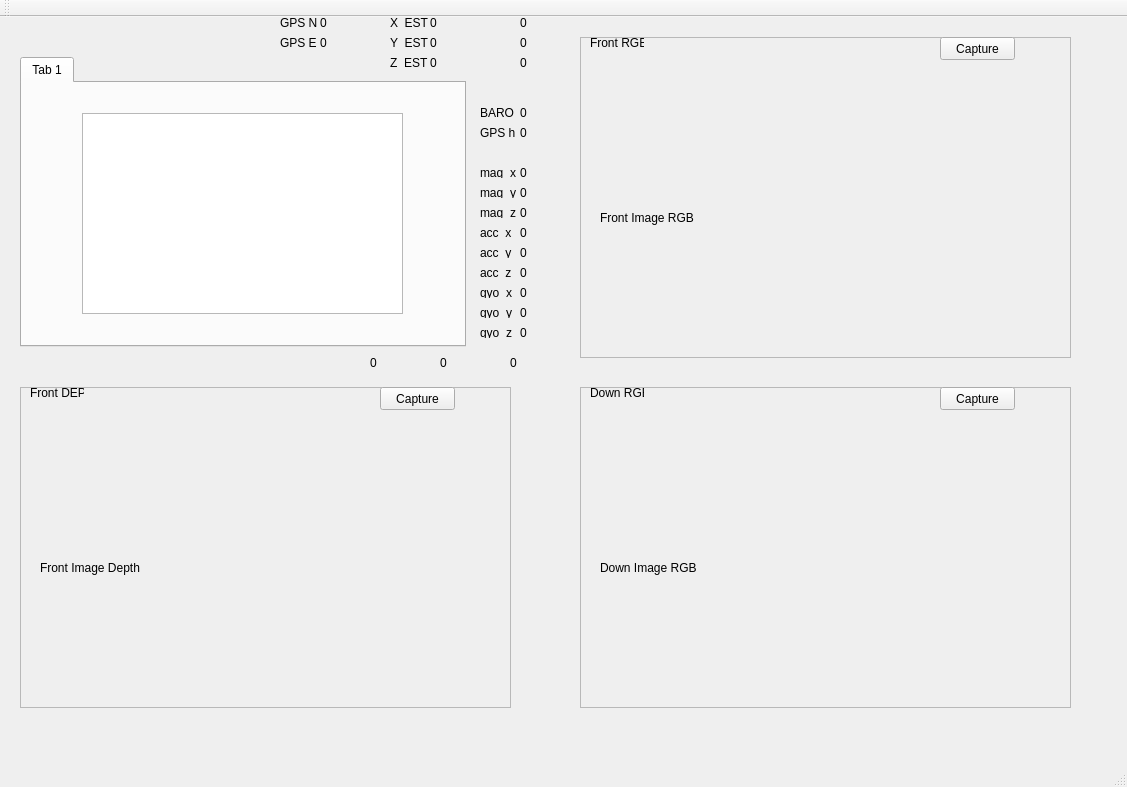
Before: the Qt Designer form DroneCompetition.ui in KongL1013/2018_summer_com, drawn with Qt 5.
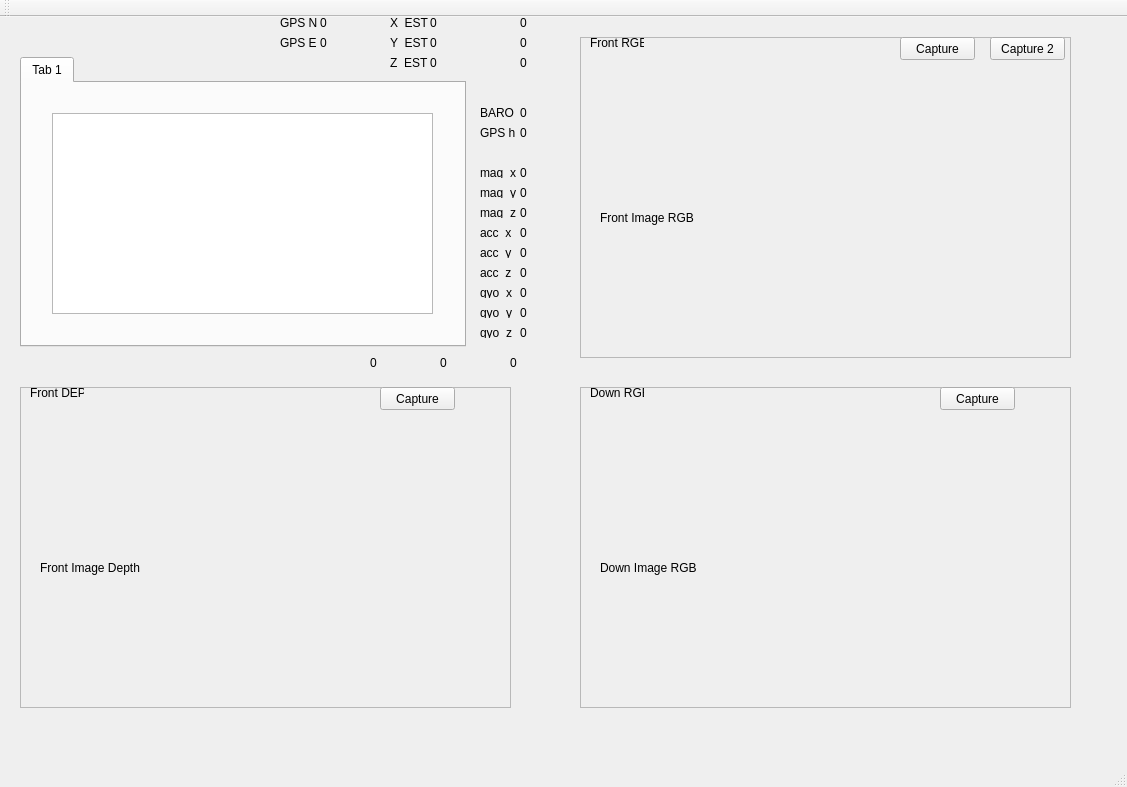
After: the same form once the commit is applied.

What changed in the file:
```diff
--- a/DroneCompetition.ui
+++ b/DroneCompetition.ui
@@ -33,9 +33,9 @@
      <widget class="QTextBrowser" name="textBrowser">
       <property name="geometry">
        <rect>
-        <x>60</x>
+        <x>30</x>
         <y>30</y>
-        <width>321</width>
+        <width>381</width>
         <height>201</height>
        </rect>
       </property>
@@ -86,7 +86,7 @@
     <widget class="QPushButton" name="pushButton_FrontImgRGB_Cap">
      <property name="geometry">
       <rect>
-       <x>360</x>
+       <x>320</x>
        <y>0</y>
        <width>75</width>
        <height>23</height>
@@ -96,6 +96,19 @@
       <string>Capture</string>
      </property>
     </widget>
+    <widget class="QPushButton" name="pushButton_FrontImg_Cap">
+     <property name="geometry">
+      <rect>
+       <x>410</x>
+       <y>0</y>
+       <width>75</width>
+       <height>23</height>
+      </rect>
+     </property>
+     <property name="text">
+      <string>Capture 2</string>
+     </property>
+    </widget>
    </widget>
    <widget class="QFrame" name="frame_2">
     <property name="geometry">
```
